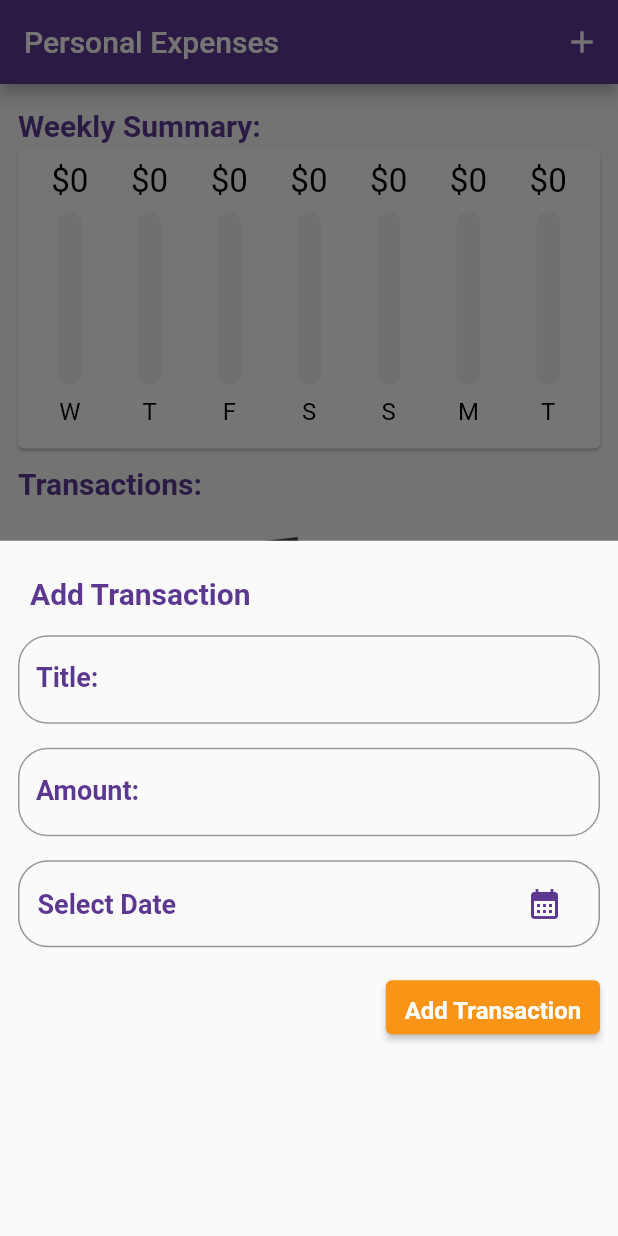
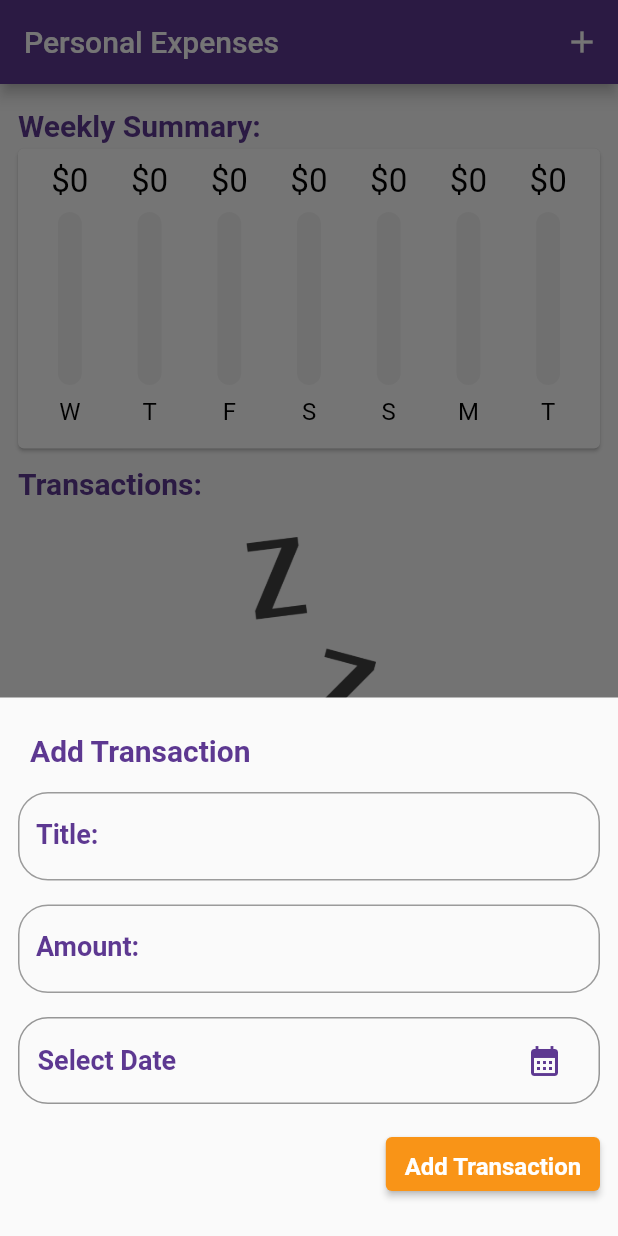
Before and after one commit to linaalbaroudi/personal_expenses, a Flutter app: the screen it shows after launch, after a tap on the "add" icon, on a phone screen of 412 x 824 dp. Run offline on Flutter 3.47's test engine with Material 2 defaults, Android fonts, the phone set to English and light mode, and no system bars; our stand-ins replace google_fonts; Roboto replaces fonts that are missing (Vazirmatn).

```diff
--- a/lib/main.dart
+++ b/lib/main.dart
@@ -33,16 +33,34 @@ class MyHomePage extends StatefulWidget {
 class _MyHomePageState extends State<MyHomePage> {
   final List<Transaction> _transactions = [
     // Transaction(
+    //     id: "00",
+    //     title: "Supermarket",
+    //     amount: 600.65,
+    //     date: DateTime.now()
+    // ),
+    // Transaction(
     //   id: "01",
     //   title: "nail salon",
-    //   amount: 300.1111,
-    //   date: DateTime.now().subtract(Duration(days: 4))
+    //   amount: 300.5123,
+    //   date: DateTime.now().subtract(Duration(days: 1))
     // ),
     // Transaction(
     //   id: "02",
     //   title: "hunger station order",
-    //   amount: 59.3245,
-    //   date: DateTime.now().subtract(Duration(days: 1))
+    //   amount: 59.32,
+    //   date: DateTime.now().subtract(Duration(days: 2))
+    // ),
+    // Transaction(
+    //     id: "03",
+    //     title: "Hat",
+    //     amount: 60.5,
+    //     date: DateTime.now().subtract(Duration(days: 3))
+    // ),
+    // Transaction(
+    //     id: "04",
+    //     title: "Shoes",
+    //     amount: 470.95,
+    //     date: DateTime.now().subtract(Duration(days: 7))
     // ),
   ];
 
@@ -89,7 +107,8 @@ class _MyHomePageState extends State<MyHomePage> {
               icon: const Icon(Icons.add)),
         ],
       ),
-      body: SingleChildScrollView(
+      body: SafeArea(
+        child: SingleChildScrollView(
           child: Container(
             width: double.infinity,
             padding: const EdgeInsets.all(8),
@@ -119,6 +138,7 @@ class _MyHomePageState extends State<MyHomePage> {
             ),
           ),
         ),
+      ),
       floatingActionButtonLocation: FloatingActionButtonLocation.centerFloat,
       floatingActionButton: FloatingActionButton(
         onPressed: () => _showAddTX(context),
--- a/lib/views/widgets/add_transaction.widget.dart
+++ b/lib/views/widgets/add_transaction.widget.dart
@@ -46,10 +46,9 @@ class _AddTransactionState extends State<AddTransaction> {
 
   @override
   Widget build(BuildContext context) {
-    return Padding(
-      padding: const EdgeInsets.symmetric(vertical: 8),
+    return SingleChildScrollView(
       child: Padding(
-        padding: const EdgeInsets.symmetric(vertical: 8.0, horizontal: 12),
+        padding: const EdgeInsets.symmetric(vertical: 16, horizontal: 12),
         child: Column(
           crossAxisAlignment: CrossAxisAlignment.end,
           children: [
--- a/lib/views/widgets/transaction_list.widget.dart
+++ b/lib/views/widgets/transaction_list.widget.dart
@@ -12,7 +12,7 @@ class TransactionsList extends StatelessWidget {
   @override
   Widget build(BuildContext context) {
     return Container(
-      height: 350,
+      height: MediaQuery.of(context).size.height * 0.5,
       // child: ListView(
       //   children: transactions.map((tx) => TransactionCard(tx: tx)).toList(),
       // ),
```
Lines whose indentation alone changed are shown as unchanged.
